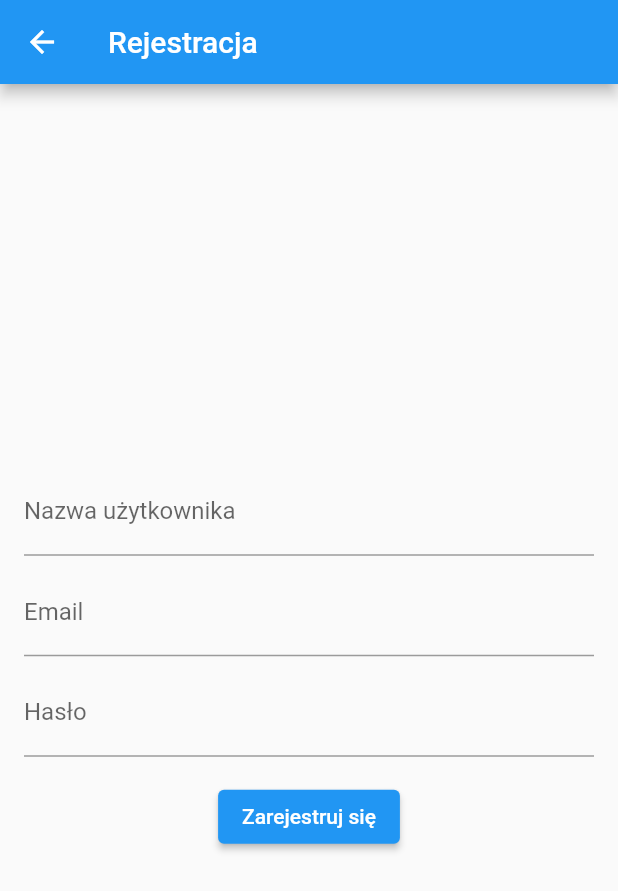
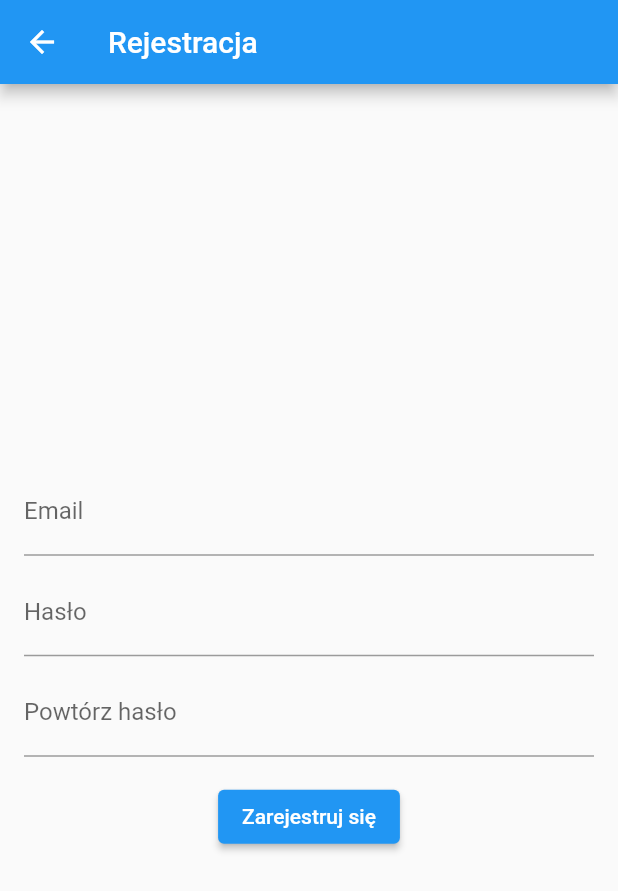
Before and after one commit to boguszmedykowski/GymNote, a Flutter app: the RegisterPage screen opened directly, after a tap on "Zarejestruj się", on a phone screen of 412 x 824 dp. Shown: the top 891 px of the screen. Run offline on Flutter 3.47's test engine with Material 2 defaults, Android fonts, the phone set to English and light mode, and no system bars; our stand-ins replace shared_preferences; accounts and stored records are empty; network calls fail.

Commit message:
login and register fix

```diff
--- a/frontend/gymnote/lib/register_page.dart
+++ b/frontend/gymnote/lib/register_page.dart
@@ -1,4 +1,4 @@
-import 'dart:convert';
+import 'dart:convert' show jsonEncode;
 import 'package:flutter/material.dart';
 import 'package:http/http.dart' as http;
 import 'package:gymnote/api.dart' as api;
@@ -7,16 +7,39 @@ class RegisterPage extends StatelessWidget {
   final TextEditingController usernameController = TextEditingController();
   final TextEditingController emailController = TextEditingController();
   final TextEditingController passwordController = TextEditingController();
+  final TextEditingController confirmPasswordController =
+      TextEditingController();
 
   RegisterPage({super.key});
 
   Future<void> registerUser(BuildContext context) async {
-    final String username = usernameController.text;
     final String email = emailController.text;
     final String password = passwordController.text;
+    final String confirmPassword = confirmPasswordController.text;
+
+    // Sprawdź, czy hasła są takie same
+    if (password != confirmPassword) {
+      showDialog(
+        context: context,
+        builder: (BuildContext context) {
+          return AlertDialog(
+            title: const Text('Błąd'),
+            content: const Text('Hasła nie pasują do siebie.'),
+            actions: <Widget>[
+              TextButton(
+                child: const Text('OK'),
+                onPressed: () {
+                  Navigator.of(context).pop();
+                },
+              ),
+            ],
+          );
+        },
+      );
+      return;
+    }
 
     final Map<String, String> data = {
-      'username': username,
       'email': email,
       'password': password,
     };
@@ -83,13 +106,6 @@ class RegisterPage extends StatelessWidget {
           mainAxisAlignment: MainAxisAlignment.center,
           children: [
             TextField(
-              controller: usernameController,
-              decoration: const InputDecoration(
-                labelText: 'Nazwa użytkownika',
-              ),
-            ),
-            const SizedBox(height: 8.0),
-            TextField(
               controller: emailController,
               decoration: const InputDecoration(
                 labelText: 'Email',
@@ -100,6 +116,14 @@ class RegisterPage extends StatelessWidget {
               controller: passwordController,
               decoration: const InputDecoration(
                 labelText: 'Hasło',
+              ),
+              obscureText: true,
+            ),
+            const SizedBox(height: 8.0),
+            TextField(
+              controller: confirmPasswordController,
+              decoration: const InputDecoration(
+                labelText: 'Powtórz hasło',
               ),
               obscureText: true,
             ),
```
Also changed, not shown: frontend/gymnote/lib/login_page.dart (+38 -10 lines), frontend/gymnote/pubspec.lock, 1 other file.
